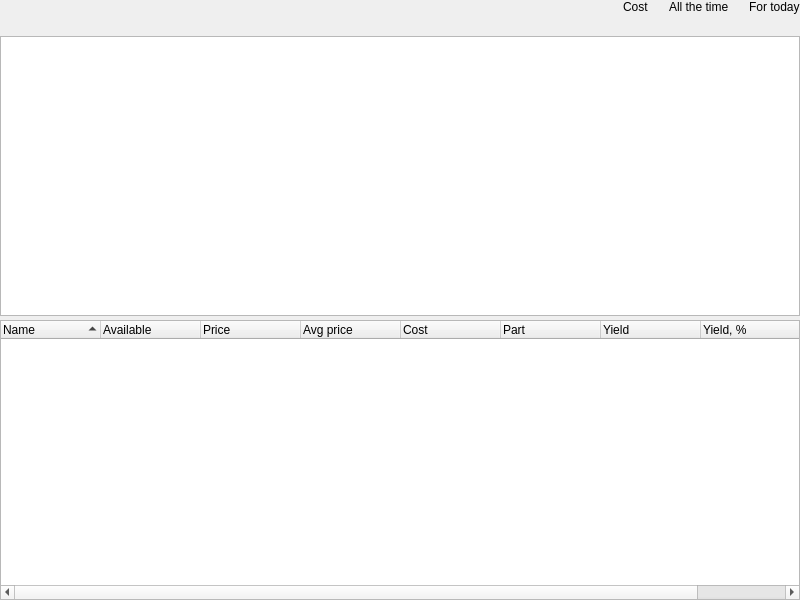
Qt form app/src/widgets/portfoliotreewidget/portfoliotreewidget.ui (Gris87/TInvestor) before a commit.
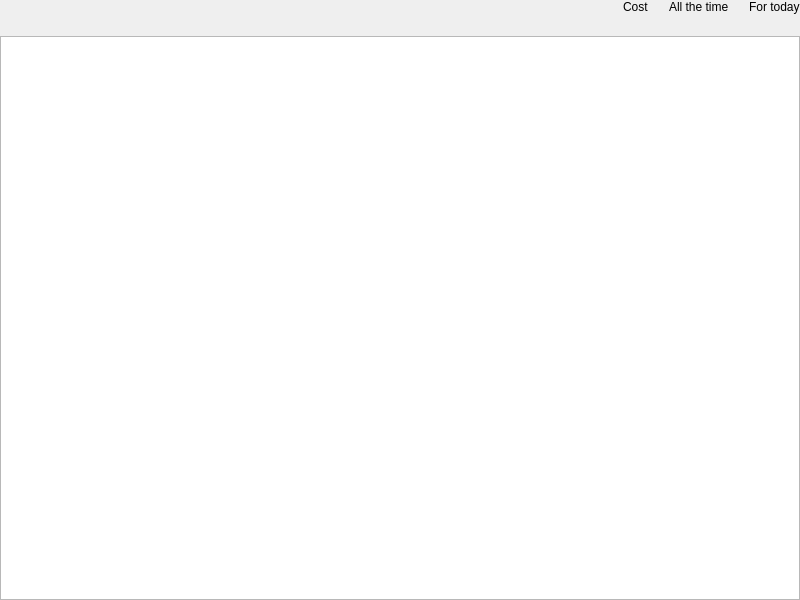
The same form after that commit. Icons and pictures are not drawn.

```diff
--- a/app/src/widgets/portfoliotreewidget/portfoliotreewidget.ui
+++ b/app/src/widgets/portfoliotreewidget/portfoliotreewidget.ui
@@ -127,77 +127,6 @@
      </property>
     </widget>
    </item>
-   <item>
-    <widget class="QTreeWidget" name="treeWidget">
-     <property name="contextMenuPolicy">
-      <enum>Qt::ContextMenuPolicy::CustomContextMenu</enum>
-     </property>
-     <property name="editTriggers">
-      <set>QAbstractItemView::EditTrigger::NoEditTriggers</set>
-     </property>
-     <property name="alternatingRowColors">
-      <bool>true</bool>
-     </property>
-     <property name="sortingEnabled">
-      <bool>true</bool>
-     </property>
-     <property name="animated">
-      <bool>true</bool>
-     </property>
-     <column>
-      <property name="text">
-       <string>Name</string>
-      </property>
-     </column>
-     <column>
-      <property name="text">
-       <string>Available</string>
-      </property>
-     </column>
-     <column>
-      <property name="text">
-       <string>Price</string>
-      </property>
-     </column>
-     <column>
-      <property name="text">
-       <string>Avg price</string>
-      </property>
-      <property name="toolTip">
-       <string>Average price by FIFO</string>
-      </property>
-      <property name="icon">
-       <iconset resource="../../../Resources.qrc">
-        <normaloff>:/assets/images/question.png</normaloff>:/assets/images/question.png</iconset>
-      </property>
-     </column>
-     <column>
-      <property name="text">
-       <string>Cost</string>
-      </property>
-     </column>
-     <column>
-      <property name="text">
-       <string>Part</string>
-      </property>
-     </column>
-     <column>
-      <property name="text">
-       <string>Yield</string>
-      </property>
-     </column>
-     <column>
-      <property name="text">
-       <string>Yield, %</string>
-      </property>
-     </column>
-     <column>
-      <property name="text">
-       <string>Daily yield, %</string>
-      </property>
-     </column>
-    </widget>
-   </item>
   </layout>
  </widget>
  <resources>
```
Left out of the diff: 4 changed lines with no effect on the pictures.
